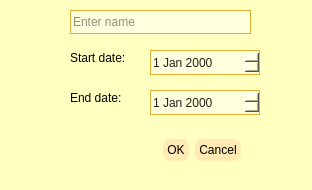
This is newmealplandialog.ui in jake-kolk/CPT_S322.Project as Qt 5 draws it before an edit. The edited form follows.
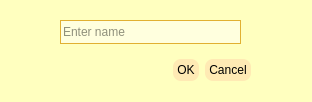
This is the edited form.

```diff
--- a/newmealplandialog.ui
+++ b/newmealplandialog.ui
@@ -7,7 +7,7 @@
     <x>0</x>
     <y>0</y>
     <width>312</width>
-    <height>190</height>
+    <height>102</height>
    </rect>
   </property>
   <property name="windowTitle">
@@ -49,8 +49,8 @@
   <widget class="QDialogButtonBox" name="buttonBox">
    <property name="geometry">
     <rect>
-     <x>20</x>
-     <y>130</y>
+     <x>30</x>
+     <y>50</y>
      <width>221</width>
      <height>41</height>
     </rect>
@@ -65,8 +65,8 @@
   <widget class="QLineEdit" name="lineEdit">
    <property name="geometry">
     <rect>
-     <x>70</x>
-     <y>10</y>
+     <x>60</x>
+     <y>20</y>
      <width>181</width>
      <height>24</height>
     </rect>
@@ -75,52 +75,6 @@
     <string>Enter name</string>
    </property>
   </widget>
-  <widget class="QDateEdit" name="dateEdit">
-   <property name="geometry">
-    <rect>
-     <x>150</x>
-     <y>50</y>
-     <width>110</width>
-     <height>25</height>
-    </rect>
-   </property>
-  </widget>
-  <widget class="QLabel" name="label">
-   <property name="geometry">
-    <rect>
-     <x>70</x>
-     <y>50</y>
-     <width>61</width>
-     <height>16</height>
-    </rect>
-   </property>
-   <property name="text">
-    <string>Start date:</string>
-   </property>
-  </widget>
-  <widget class="QLabel" name="label_2">
-   <property name="geometry">
-    <rect>
-     <x>70</x>
-     <y>90</y>
-     <width>61</width>
-     <height>16</height>
-    </rect>
-   </property>
-   <property name="text">
-    <string>End date:</string>
-   </property>
-  </widget>
-  <widget class="QDateEdit" name="dateEdit_2">
-   <property name="geometry">
-    <rect>
-     <x>150</x>
-     <y>90</y>
-     <width>110</width>
-     <height>25</height>
-    </rect>
-   </property>
-  </widget>
  </widget>
  <resources/>
  <connections>
```
